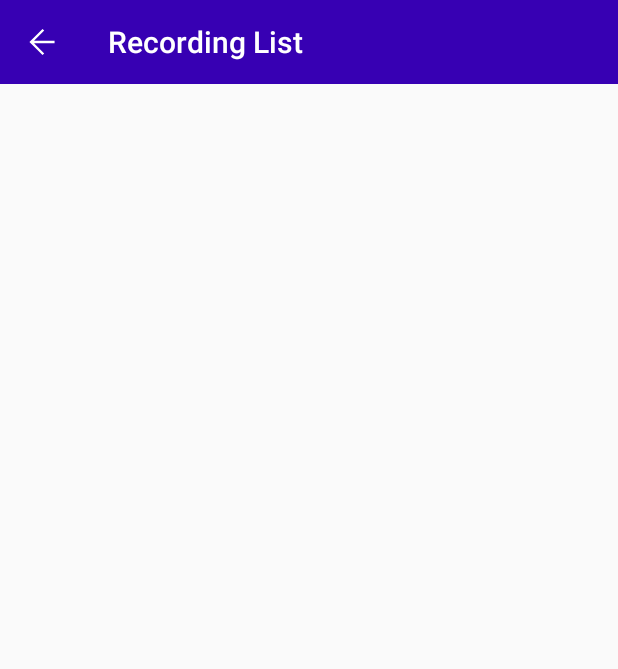
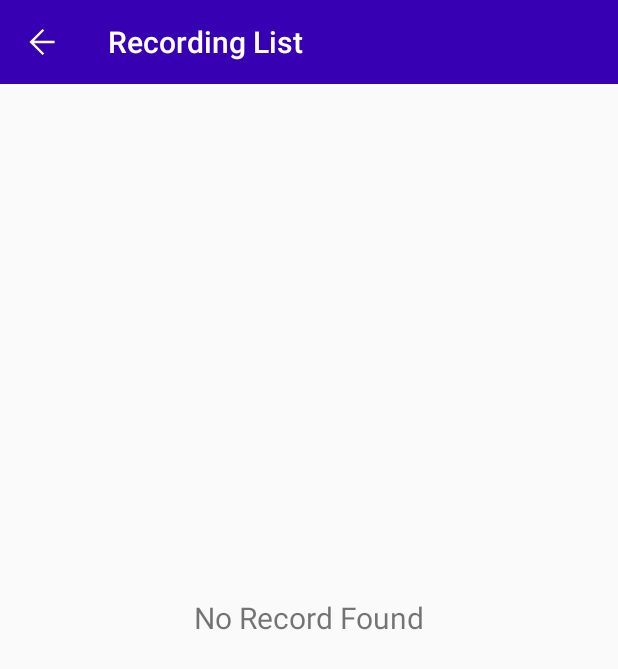
Before and after one commit to lixin20000513/SagerealSoundRecorder, an Android app: the RecordListActivity screen opened directly, with no data from a screen before it, on a phone screen of 412 x 824 dp. Shown: the top 669 px of the screen. Run offline under Robolectric (Android 15) with nearby library versions, the phone set to English and light mode, and no system bars.

Commit message:
添加录音列表没有数据时显示无数据

```diff
--- a/app/src/main/java/com/sagereal/soundrecorder/activity/RecordListActivity.java
+++ b/app/src/main/java/com/sagereal/soundrecorder/activity/RecordListActivity.java
@@ -20,6 +20,7 @@ import android.view.MenuItem;
 import android.view.View;
 import android.view.Window;
 import android.view.WindowManager;
+import android.widget.ListView;
 import android.widget.SeekBar;
 import android.widget.TextView;
 
@@ -57,6 +58,7 @@ public class RecordListActivity extends AppCompatActivity {
     int process = 0;
     AppCompatSeekBar seekBar;
     TextView tvCurrentTime;
+    private ListView mListView;
 
     private final RecordListAdapter.ItemClickListener itemClickListener = new RecordListAdapter.ItemClickListener() {
         @Override
@@ -105,7 +107,7 @@ public class RecordListActivity extends AppCompatActivity {
     }
 
     private void setAdapter() {
-        Log.e(TAG, "setAdapter: " + mAudioList.size());
+        mBind.listItem.setEmptyView(mBind.noRecordFound);
         mAdapter = new RecordListAdapter(this);
         mAdapter.setAudioFileList(mAudioList);
         mAdapter.setItemClickListener(itemClickListener);
--- a/app/src/main/java/com/sagereal/soundrecorder/adapter/RecordListAdapter.java
+++ b/app/src/main/java/com/sagereal/soundrecorder/adapter/RecordListAdapter.java
@@ -6,6 +6,7 @@ import android.view.LayoutInflater;
 import android.view.View;
 import android.view.ViewGroup;
 import android.widget.BaseAdapter;
+import android.widget.ListView;
 import android.widget.TextView;
 
 import com.sagereal.soundrecorder.R;
--- a/app/src/main/res/layout/activity_record_list.xml
+++ b/app/src/main/res/layout/activity_record_list.xml
@@ -24,4 +24,16 @@
         app:layout_constraintEnd_toEndOf="parent"
         app:layout_constraintStart_toStartOf="parent"
         app:layout_constraintTop_toBottomOf="@+id/toolbar" />
+
+    <TextView
+        android:id="@+id/no_record_found"
+        android:layout_width="match_parent"
+        android:layout_height="match_parent"
+        android:gravity="center"
+        android:text="@string/no_record_found"
+        android:textSize="20sp"
+        android:visibility="gone"
+        app:layout_constraintBottom_toBottomOf="parent"
+        app:layout_constraintEnd_toEndOf="parent"/>
+
 </androidx.constraintlayout.widget.ConstraintLayout>
--- a/app/src/main/res/values/strings.xml
+++ b/app/src/main/res/values/strings.xml
@@ -16,6 +16,7 @@
     <string name="jump_save_permission">Jump save permission</string>
     <string name="cancel">Cancel</string>
     <string name="confirm">Confirm</string>
+    <string name="no_record_found">No Record Found</string>
 
 
     <string name="default_value">AAC</string>
```
Also changed, not shown: 1 other file.
